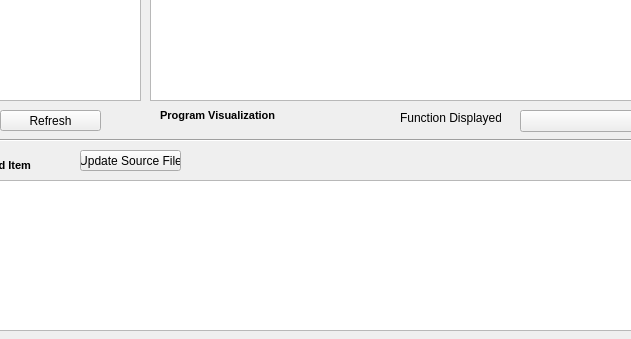
Above: libraries/program_visualizer/ui/ProgramVisualizer.ui from nbeams/program-visualizer before the change; both pictures show x 140 to 771 and y 290 to 629 of the 1079 by 629 pixel window. Below: the same form after it.
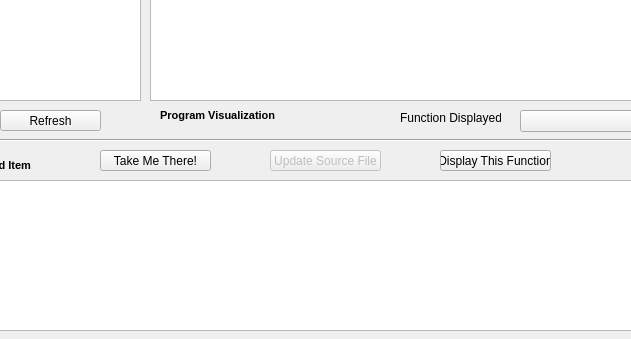
That is the form after the change.

Commit message: Added all basic text-searching capabilities and improved the Ui file.

Diff of the .ui file:
```diff
--- a/libraries/program_visualizer/ui/ProgramVisualizer.ui
+++ b/libraries/program_visualizer/ui/ProgramVisualizer.ui
@@ -178,12 +178,15 @@
     <enum>Qt::Horizontal</enum>
    </property>
   </widget>
-  <widget class="QPushButton" name="Update">
+  <widget class="QPushButton" name="updateSourceFile">
+   <property name="enabled">
+    <bool>false</bool>
+   </property>
    <property name="geometry">
     <rect>
-     <x>220</x>
+     <x>410</x>
      <y>440</y>
-     <width>101</width>
+     <width>111</width>
      <height>21</height>
     </rect>
    </property>
@@ -191,6 +194,47 @@
     <string>Update Source File</string>
    </property>
   </widget>
+  <widget class="QPushButton" name="jumpTo">
+   <property name="geometry">
+    <rect>
+     <x>240</x>
+     <y>440</y>
+     <width>111</width>
+     <height>21</height>
+    </rect>
+   </property>
+   <property name="whatsThis">
+    <string>Move cursor in main editor window to the location of this item</string>
+   </property>
+   <property name="text">
+    <string>Take Me There!</string>
+   </property>
+  </widget>
+  <widget class="QPushButton" name="changeFunction">
+   <property name="geometry">
+    <rect>
+     <x>580</x>
+     <y>440</y>
+     <width>111</width>
+     <height>21</height>
+    </rect>
+   </property>
+   <property name="whatsThis">
+    <string>Make the function called in this item the currently displayed function</string>
+   </property>
+   <property name="text">
+    <string>Display This Function</string>
+   </property>
+   <property name="autoDefault">
+    <bool>false</bool>
+   </property>
+   <property name="default">
+    <bool>false</bool>
+   </property>
+   <property name="flat">
+    <bool>false</bool>
+   </property>
+  </widget>
  </widget>
  <resources/>
  <connections/>
```
Left out of the diff: 7 changed lines with no effect on the pictures. The commit also changes 6 other files.
